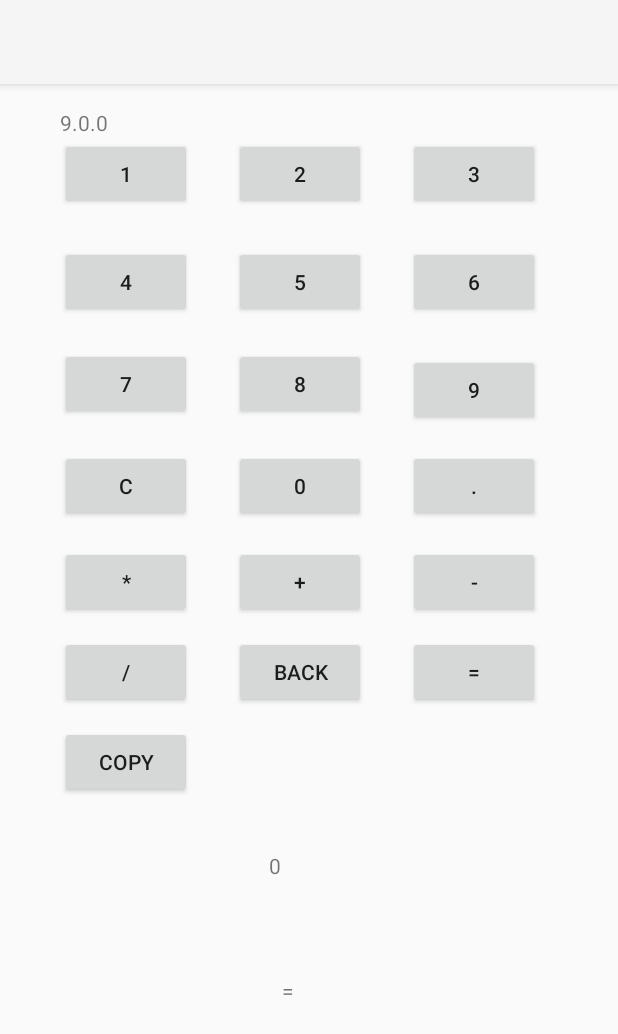
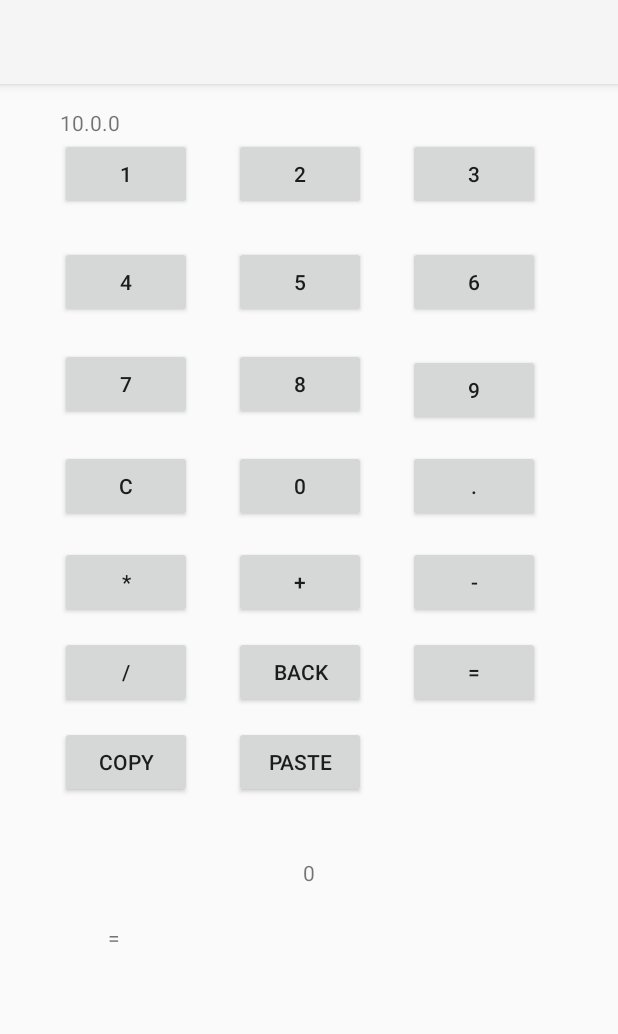
Before and after one commit to usermisterfive/Calculator, an Android app: the screen it shows after launch (MainActivity), on a phone screen of 412 x 824 dp. Shown: the top 1034 px of the screen. Run offline under Robolectric (Android 15) with nearby library versions, the phone set to English and light mode, and no system bars.

Commit message:
10.0.0. add paste equation functionality #17

```diff
--- a/app/build.gradle
+++ b/app/build.gradle
@@ -10,7 +10,7 @@ android {
         minSdk 30
         targetSdk 34
         versionCode 1
-        versionName "9.0.0"
+        versionName "10.0.0"
 
         testInstrumentationRunner "androidx.test.runner.AndroidJUnitRunner"
     }
--- a/app/src/main/java/com/calculator/MainActivity.java
+++ b/app/src/main/java/com/calculator/MainActivity.java
@@ -13,13 +13,15 @@ import android.widget.TextView;
 
 import java.util.ArrayList;
 import java.util.List;
+import java.util.Objects;
+import java.util.Optional;
 
 public class MainActivity extends AppCompatActivity {
  @Override
  protected void onCreate(Bundle savedInstanceState) {
   super.onCreate(savedInstanceState);
   setContentView(R.layout.activity_main);
-  ((TextView) findViewById(R.id.appVersionTextView)).setText("9.0.0");
+  ((TextView) findViewById(R.id.appVersionTextView)).setText("10.0.0");
   TextView expressionTextView = findViewById(R.id.expressionTextView);
   expressionTextView.setText("0");
   initListeners(expressionTextView);
@@ -101,6 +103,12 @@ public class MainActivity extends AppCompatActivity {
      .setPrimaryClip(ClipData.newPlainText("",
        expressionTextView.getText().toString()));
   });
+  findViewById(R.id.pasteButton).setOnClickListener((View v) -> {
+   Optional.ofNullable(((ClipboardManager) getSystemService(CLIPBOARD_SERVICE)).getPrimaryClip())
+     .filter(Objects::nonNull)
+     .filter(clipData -> clipData.getItemCount() > 0)
+     .ifPresent(clipData -> expressionTextView.setText(clipData.getItemAt(0).getText()));
+  });
  }
 
 }
--- a/app/src/main/res/layout/activity_main.xml
+++ b/app/src/main/res/layout/activity_main.xml
@@ -10,13 +10,11 @@
         android:id="@+id/expressionTextView"
         android:layout_width="wrap_content"
         android:layout_height="wrap_content"
+        android:layout_marginTop="40dp"
         android:text="operation"
-        app:layout_constraintBottom_toBottomOf="parent"
         app:layout_constraintEnd_toEndOf="parent"
-        app:layout_constraintHorizontal_bias="0.444"
         app:layout_constraintStart_toStartOf="parent"
-        app:layout_constraintTop_toBottomOf="@+id/minusButton"
-        app:layout_constraintVertical_bias="0.396" />
+        app:layout_constraintTop_toBottomOf="@+id/pasteButton" />
 
     <Button
         android:id="@+id/oneButton"
@@ -140,10 +138,10 @@
 
     <TextView
         android:id="@+id/equalsTextView"
-        android:layout_width="wrap_content"
-        android:layout_height="wrap_content"
-        android:layout_marginStart="188dp"
-        android:layout_marginTop="64dp"
+        android:layout_width="279dp"
+        android:layout_height="29dp"
+        android:layout_marginStart="72dp"
+        android:layout_marginTop="24dp"
         android:text="="
         app:layout_constraintStart_toStartOf="parent"
         app:layout_constraintTop_toBottomOf="@+id/expressionTextView" />
@@ -228,4 +226,14 @@
         app:layout_constraintStart_toStartOf="parent"
         app:layout_constraintTop_toTopOf="parent" />
 
+    <Button
+        android:id="@+id/pasteButton"
+        android:layout_width="wrap_content"
+        android:layout_height="wrap_content"
+        android:layout_marginStart="156dp"
+        android:layout_marginTop="428dp"
+        android:text="Paste"
+        app:layout_constraintStart_toStartOf="parent"
+        app:layout_constraintTop_toTopOf="parent" />
+
 </androidx.constraintlayout.widget.ConstraintLayout>
```
